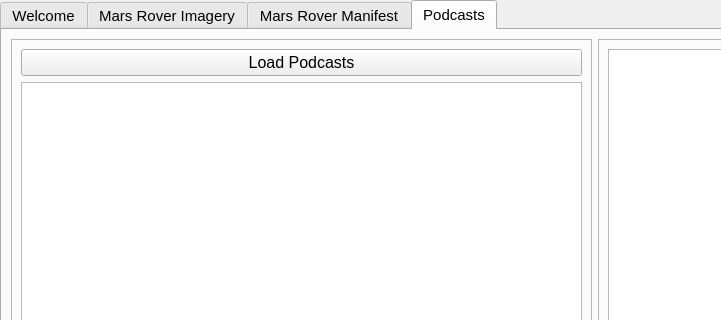
The window that mainwindow.ui (DavidJerman/AstroXplorer) describes before a commit, drawn with Qt 5; both pictures show x 0 to 721 and y 0 to 320 of the 1189 by 648 pixel window.
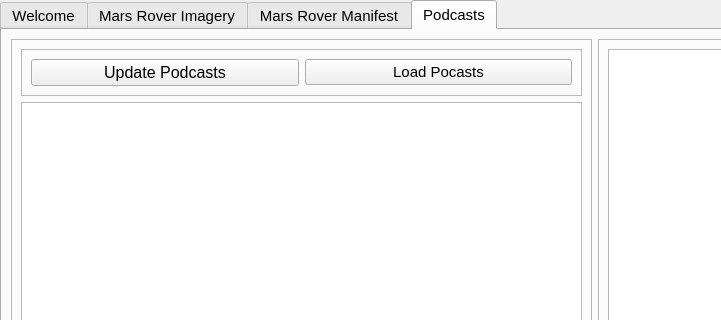
The same window after the commit. Icons and pictures are not drawn.

Commit message: Podcasts can now be updated automatically

What changed in the file:
```diff
--- a/mainwindow.ui
+++ b/mainwindow.ui
@@ -3523,15 +3523,40 @@
             <widget class="QLineEdit" name="SearchPodcastLineEdit"/>
            </item>
            <item row="0" column="0" colspan="2">
-            <widget class="QPushButton" name="LoadPodcastsButton">
-             <property name="font">
-              <font>
-               <pointsize>12</pointsize>
-              </font>
+            <widget class="QFrame" name="frame">
+             <property name="minimumSize">
+              <size>
+               <width>100</width>
+               <height>0</height>
+              </size>
              </property>
-             <property name="text">
-              <string>Load Podcasts</string>
+             <property name="frameShape">
+              <enum>QFrame::StyledPanel</enum>
              </property>
+             <property name="frameShadow">
+              <enum>QFrame::Raised</enum>
+             </property>
+             <layout class="QHBoxLayout" name="horizontalLayout_59">
+              <item>
+               <widget class="QPushButton" name="UpdatePodcastsButton">
+                <property name="font">
+                 <font>
+                  <pointsize>12</pointsize>
+                 </font>
+                </property>
+                <property name="text">
+                 <string>Update Podcasts</string>
+                </property>
+               </widget>
+              </item>
+              <item>
+               <widget class="QPushButton" name="pushButton">
+                <property name="text">
+                 <string>Load Pocasts</string>
+                </property>
+               </widget>
+              </item>
+             </layout>
             </widget>
            </item>
           </layout>
```
Left out of the diff: 24 changed lines with no effect on the pictures. The commit also changes 6 other files.
